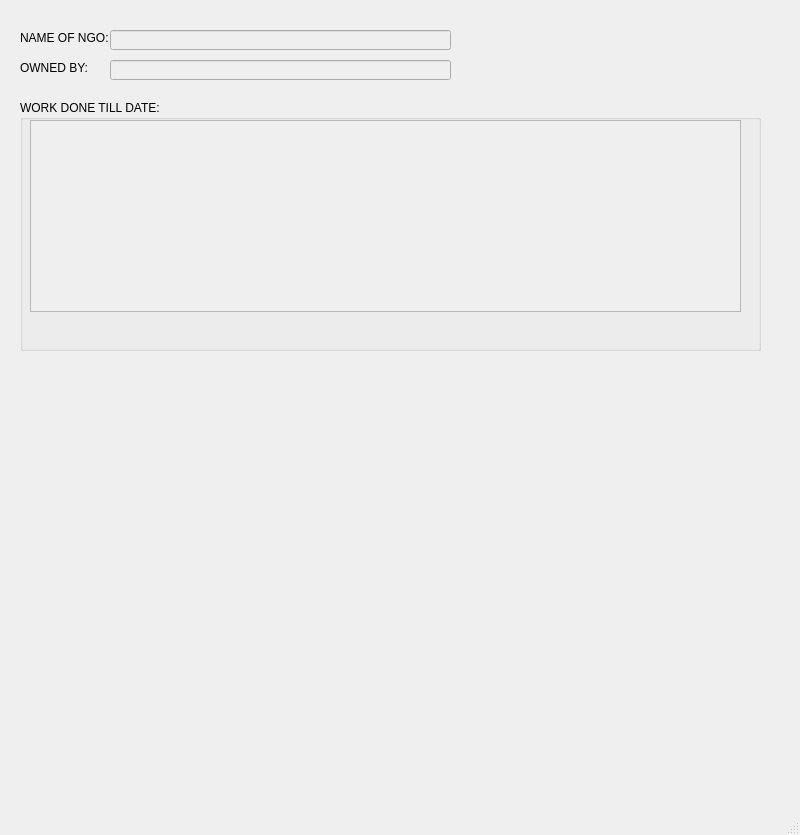
Old version of the form Screens/NGODetails.ui in the repository msaadg/NGOConnect.
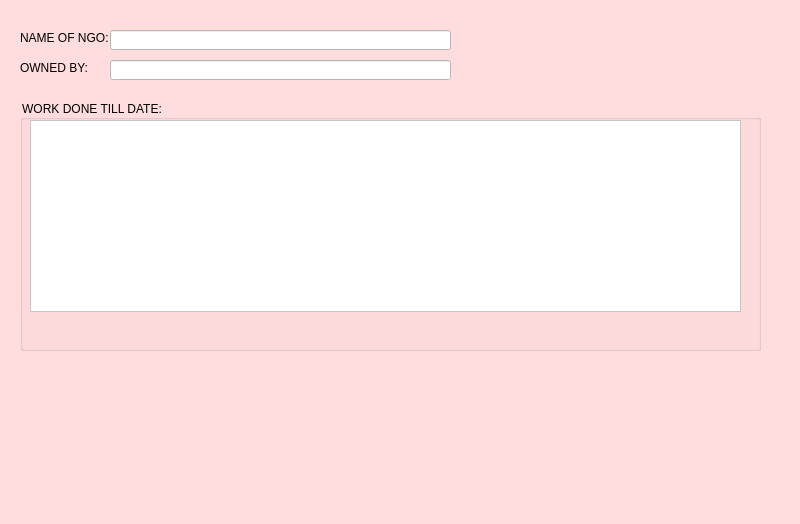
New version of the form. Icons and pictures are not drawn.

```diff
--- a/Screens/NGODetails.ui
+++ b/Screens/NGODetails.ui
@@ -7,12 +7,15 @@
     <x>0</x>
     <y>0</y>
     <width>800</width>
-    <height>835</height>
+    <height>524</height>
    </rect>
   </property>
   <property name="windowTitle">
    <string>NGO-DETAILS</string>
   </property>
+  <property name="styleSheet">
+   <string notr="true">background-color: rgb(255, 221, 222);</string>
+  </property>
   <widget class="QWidget" name="centralwidget">
    <widget class="QLabel" name="label">
     <property name="geometry">
@@ -77,6 +80,9 @@
        <height>192</height>
       </rect>
      </property>
+     <property name="styleSheet">
+      <string notr="true">background-color:white;</string>
+     </property>
     </widget>
    </widget>
    <widget class="QLineEdit" name="lineEdit">
@@ -91,6 +97,9 @@
       <height>20</height>
      </rect>
     </property>
+    <property name="styleSheet">
+     <string notr="true">background-color:white;</string>
+    </property>
    </widget>
    <widget class="QLineEdit" name="lineEdit_2">
     <property name="enabled">
@@ -104,6 +113,28 @@
       <height>20</height>
      </rect>
     </property>
+    <property name="styleSheet">
+     <string notr="true">background-color:white;</string>
+    </property>
+   </widget>
+   <widget class="QLabel" name="label_9">
+    <property name="geometry">
+     <rect>
+      <x>20</x>
+      <y>400</y>
+      <width>131</width>
+      <height>51</height>
+     </rect>
+    </property>
+    <property name="text">
+     <string/>
+    </property>
+    <property name="pixmap">
+     <pixmap>../Logo.png</pixmap>
+    </property>
+    <property name="scaledContents">
+     <bool>true</bool>
+    </property>
    </widget>
   </widget>
   <widget class="QMenuBar" name="menubar">
@@ -112,7 +143,7 @@
      <x>0</x>
      <y>0</y>
      <width>800</width>
-     <height>24</height>
+     <height>36</height>
     </rect>
    </property>
   </widget>
```
